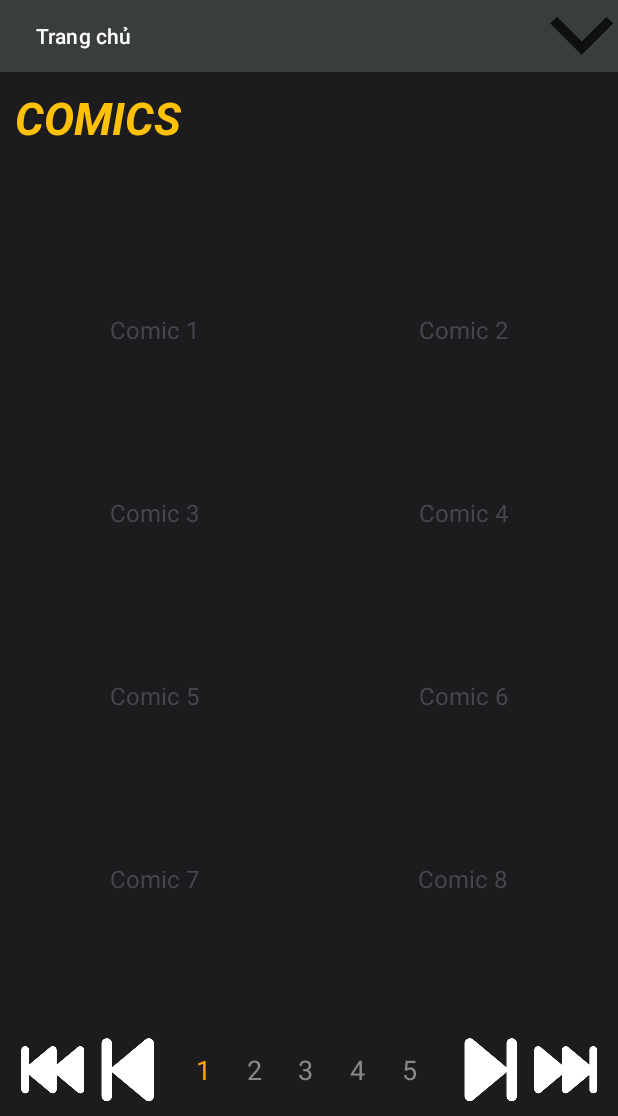
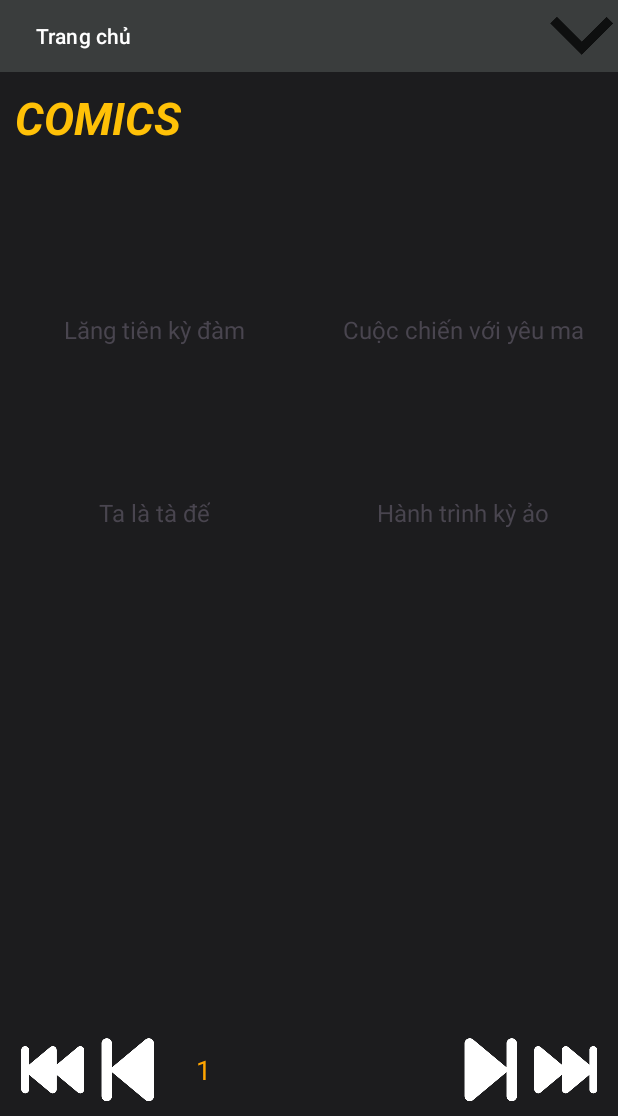
Before and after one commit to Toilahvu/DALTUD2, an Android app: the screen it shows after launch (MainActivity), on a phone screen of 412 x 824 dp, the part 120-1236 px from its top. Run offline under Robolectric (Android 15) with nearby library versions, the phone set to English and light mode, and no system bars.

Commit message:
adjust database and Method
chỉnh sửa database rồi sửa lại phương thức kêu gọi database của các view

```diff
--- a/app/src/main/AndroidManifest.xml
+++ b/app/src/main/AndroidManifest.xml
@@ -13,8 +13,11 @@
         android:theme="@style/Theme.DALTUD2"
         tools:targetApi="31">
         <activity
+            android:name=".View.searchComics"
+            android:exported="false" />
+        <activity
             android:name=".View.searchByRank"
-            android:exported="false"/>
+            android:exported="false" />
         <activity
             android:name=".View.searchComicsByTag"
             android:exported="false" />
--- a/app/src/main/java/com/example/daltud2/Control/ComicAdapter.java
+++ b/app/src/main/java/com/example/daltud2/Control/ComicAdapter.java
@@ -10,6 +10,7 @@ import androidx.annotation.NonNull;
 import androidx.recyclerview.widget.RecyclerView;
 
 import com.example.daltud2.Model.Comic;
+import com.example.daltud2.Model.Truyen;
 import com.example.daltud2.R;
 
 import java.util.List;
@@ -26,9 +27,9 @@ public class ComicAdapter extends RecyclerView.Adapter<ComicAdapter.ComicViewHol
             comicImage = itemView.findViewById(R.id.comicImage);
         }
     }
-    private List<Comic> comicList;
+    private List<Truyen> comicList;
 
-    public ComicAdapter(List<Comic> comicList) {
+    public ComicAdapter(List<Truyen> comicList) {
         this.comicList = comicList;
     }
 
@@ -42,15 +43,15 @@ public class ComicAdapter extends RecyclerView.Adapter<ComicAdapter.ComicViewHol
 
     @Override
     public void onBindViewHolder(@NonNull ComicAdapter.ComicViewHolder holder, int position) {
-        Comic comic = comicList.get(position);
-        holder.comicTitle.setText(comic.title);
+        Truyen comic = comicList.get(position);
+        holder.comicTitle.setText(comic.getTenTruyen());
     }
 
     @Override
     public int getItemCount() {
         return comicList.size();
     }
-    public void updateData(List<Comic> newComicList) {
+    public void updateData(List<Truyen> newComicList) {
         this.comicList = newComicList;
         notifyDataSetChanged(); // Báo cho RecyclerView biết dữ liệu đã thay đổi
     }
--- a/app/src/main/java/com/example/daltud2/Control/DataBaseSQLLite.java
+++ b/app/src/main/java/com/example/daltud2/Control/DataBaseSQLLite.java
@@ -16,7 +16,7 @@ import java.io.File;
 
 public class DataBaseSQLLite extends SQLiteOpenHelper {
     private static final String DATABASE_NAME = "webDocTruyen";
-    private static final int DATABASE_VERSION = 1;
+    private static final int DATABASE_VERSION = 2;
 
     // Constructor có tham số tên cơ sở dữ liệu
     public DataBaseSQLLite(Context context, String name, SQLiteDatabase.CursorFactory factory, int version) {
@@ -55,6 +55,8 @@ public class DataBaseSQLLite extends SQLiteOpenHelper {
                 "idTruyen VARCHAR(50) PRIMARY KEY," +
                 "tenTruyen VARCHAR(255) NOT NULL," +
                 "tenTacGia VARCHAR(255)," +
+                "luotXem INT,"+
+                "luotTheoDoi,"+
                 "ngayPhatHanh DATE," +
                 "moTaTruyen TEXT," +
                 "urlAnhBia VARCHAR(255)" +
@@ -114,7 +116,7 @@ public class DataBaseSQLLite extends SQLiteOpenHelper {
                 "idUser VARCHAR(50)," +
                 "idTruyen VARCHAR(50)," +
                 "ngayBatDau DATE," +
-                "trangThaiTheoDoi TINYINT," +  // 1: đang theo dõi, 0: đã hủy theo dõi
+                "trangThaiTheoDoi TINYINT," +  // 1: đang theo dõi, 0: không theo dõi
                 "PRIMARY KEY (idUser, idTruyen)," +
                 "FOREIGN KEY (idUser) REFERENCES nguoi_dung(idUser)," +
                 "FOREIGN KEY (idTruyen) REFERENCES truyen(idTruyen)" +
@@ -173,20 +175,27 @@ public class DataBaseSQLLite extends SQLiteOpenHelper {
 
             // Chèn dữ liệu vào bảng truyen
             if (BangTrongko(db, "truyen")) {
-                String insertTruyen = "INSERT INTO truyen (idTruyen, tenTruyen, tenTacGia, ngayPhatHanh, moTaTruyen, urlAnhBia) VALUES " +
-                        "('truyen01', 'Ta là tà đế', 'Đang cập nhật', '2019-11-13', 'Truyện tranh Ta Là Tà Đế được cập nhật nhanh và đầy đủ nhất tại TruyenQQ. Bạn đọc đừng quên để lại bình luận và chia sẻ, ủng hộ TruyenQQ ra các chương mới nhất của truyện Ta Là Tà Đế.', '/data/data/com.example.daltud2/files/images/comics/Ta_La_Ta_De/ta-la-ta-de.jpg'), " +
-                        "('truyen02', 'Lăng tiên kỳ đàm', 'Đang cập nhật', '2021-05-09', 'Nhân vật chính xuyên qua thành một con hổ, sống cuộc sống yên bình êm ả của một sơn quân, chủ nhân của ngọn núi Baek. Bỗng một ngày xuất hiểu tiểu cô nương nhận sơn quân là tướng công, những chuyện rắc rối và ký lạ cũng từ đó bắt đầu....', '/data/data/com.example.daltud2/files/images/comics/Ta_La_Ta_De/ta-la-ta-de.jpg')";
+                String insertTruyen = "INSERT INTO truyen (idTruyen, tenTruyen, tenTacGia, luotXem, luotTheoDoi, ngayPhatHanh, moTaTruyen, urlAnhBia) VALUES " +
+                        "('truyen01', 'Ta là tà đế', 'Nguyễn Văn A', 500, 100, '2019-11-13', 'Truyện huyền huyễn về hành trình của nhân vật chính.', '/data/data/com.example.daltud2/files/images/comics/Ta_La_Ta_De/ta-la-ta-de.jpg'), " +
+                        "('truyen02', 'Lăng tiên kỳ đàm', 'Lê Thị B', 300, 50, '2021-05-09', 'Một câu chuyện phiêu lưu thú vị.', '/data/data/com.example.daltud2/files/images/comics/Ta_La_Ta_De/ta-la-ta-de.jpg'), " +
+                        "('truyen03', 'Cuộc chiến với yêu ma', 'Trần Văn C', 800, 200, '2020-08-21', 'Một câu chuyện về chiến đấu với yêu ma.', '/data/data/com.example.daltud2/files/images/comics/Ta_La_Ta_De/ta-la-ta-de.jpg'), " +
+                        "('truyen04', 'Hành trình kỳ ảo', 'Phạm Thị D', 1000, 300, '2018-01-10', 'Hành trình khám phá thế giới mới đầy kỳ diệu.', '/data/data/com.example.daltud2/files/images/comics/Ta_La_Ta_De/ta-la-ta-de.jpg');";
                 db.execSQL(insertTruyen);
             }
 
             // Chèn dữ liệu vào bảng chuong_truyen
             if (BangTrongko(db, "chuong_truyen")) {
                 String insertChuongTruyen = "INSERT INTO chuong_truyen (idChapter, idTruyen, chuongSo, ngayPhatHanh) VALUES " +
-                        "('Ta_La_Ta_De_Chap_0', 'truyen01', 1, '2019-11-13'), " +
-                        "('Lang_Tien_Ki_Dam_Chap_1', 'truyen02', 1, '2021-05-09')";
+                        "('truyen01_chap01', 'truyen01', 1, '2019-11-14'), " +
+                        "('truyen01_chap02', 'truyen01', 2, '2019-11-15'), " +
+                        "('truyen02_chap01', 'truyen02', 1, '2021-05-10'), " +
+                        "('truyen02_chap02', 'truyen02', 2, '2021-05-11'), " +
+                        "('truyen03_chap01', 'truyen03', 1, '2020-08-22'), " +
+                        "('truyen03_chap02', 'truyen03', 2, '2020-08-23'), " +
+                        "('truyen04_chap01', 'truyen04', 1, '2018-01-11'), " +
+                        "('truyen04_chap02', 'truyen04', 2, '2018-01-12');";
                 db.execSQL(insertChuongTruyen);
             }
-
             // Chèn dữ liệu vào bảng anh_chuong
             insertImagesIntoDB(this, db); // Gọi hàm chèn ảnh
 
@@ -277,14 +286,14 @@ public class DataBaseSQLLite extends SQLiteOpenHelper {
             // Chèn dữ liệu vào bảng truyen_address
             if (BangTrongko(db, "truyen_address")) {
                 String insertTruyenAddress = "INSERT INTO truyen_address (idTruyen, tenTag) VALUES " +
-                        "('truyen01', 'Supernatural'), " +
-                        "('truyen01', 'Manhua'), " +
-                        "('truyen01', 'Xuyên Không'), " +
-                        "('truyen01', 'Truyện Màu'), " +
+                        "('truyen01', 'Action'), " +
+                        "('truyen01', 'Fantasy'), " +
                         "('truyen02', 'Adventure'), " +
-                        "('truyen02', 'Action'), " +
-                        "('truyen02', 'Truyện Màu'), " +
-                        "('truyen02', 'Manhua')";
+                        "('truyen02', 'Comedy'), " +
+                        "('truyen03', 'Horror'), " +
+                        "('truyen03', 'Demons'), " +
+                        "('truyen04', 'Isekai'), " +
+                        "('truyen04', 'Magic');";
                 db.execSQL(insertTruyenAddress);
             }
 
@@ -351,6 +360,21 @@ public class DataBaseSQLLite extends SQLiteOpenHelper {
         String query = "SELECT * FROM truyen";
         return db.rawQuery(query, null);
     }
+
+    //Select truyện có từ khoá giống
+    public Cursor searchComics(SQLiteDatabase db, String tv_comicSearch) {
+        String query = "SELECT * FROM truyen WHERE tenTruyen LIKE '%" + tv_comicSearch + "%' OR tenTacGia LIKE '%" + tv_comicSearch + "%'";
+        return db.rawQuery(query, null);
+    }
+
+    public Cursor searchComicsByTag(SQLiteDatabase db, String tv_Tag) {
+        String query = "SELECT t.* " +
+                "FROM truyen t " +
+                "INNER JOIN truyen_address ta ON t.idTruyen = ta.idTruyen " +
+                "WHERE ta.tenTag LIKE '%" + tv_Tag + "%' ";
+        return db.rawQuery(query, null);
+    }
+
 
     // select tài khoản
     public NguoiDung kiemTraTaiKhoanMatKhau(SQLiteDatabase db, String emaill, String password) {
--- a/app/src/main/java/com/example/daltud2/Control/HeaderView.java
+++ b/app/src/main/java/com/example/daltud2/Control/HeaderView.java
@@ -4,6 +4,7 @@ import android.animation.ObjectAnimator;
 import android.content.Context;
 import android.content.Intent;
 import android.graphics.Color;
+import android.text.TextUtils;
 import android.util.AttributeSet;
 import android.view.LayoutInflater;
 import android.view.View;
@@ -14,6 +15,7 @@ import android.widget.EditText;
 import android.widget.ImageButton;
 import android.widget.LinearLayout;
 import android.widget.TextView;
+import android.widget.Toast;
 
 import androidx.appcompat.widget.PopupMenu;
 import androidx.recyclerview.widget.RecyclerView;
@@ -23,13 +25,14 @@ import com.example.daltud2.R;
 import com.example.daltud2.RegisterActivity;
 import com.example.daltud2.View.MainActivity;
 import com.example.daltud2.View.searchByRank;
+import com.example.daltud2.View.searchComics;
 import com.example.daltud2.View.searchComicsByTag;
 
 public class HeaderView extends LinearLayout {
 
     private LinearLayout header,searchBar;
     private ImageButton btnChange, logoQQ, searchButton;
-    private Button btnDK, btnDN, searchComics;
+    private Button btnDK, btnDN, searchComic;
     private EditText searchInput;
     private HeaderListener listener;
     private boolean isNotWhite = true;
@@ -48,6 +51,7 @@ public class HeaderView extends LinearLayout {
         LayoutInflater.from(context).inflate(R.layout.header, this, true);
 
         btnChange = (ImageButton) findViewById(R.id.btnChange);
+        searchBar = (LinearLayout) findViewById(R.id.search_bar);
         logoQQ = (ImageButton) findViewById(R.id.logoQQ);
         btnPopup = (ImageButton) findViewById(R.id.btnPopup);
         buttonHome = (Button) findViewById(R.id.buttonHome);
@@ -55,7 +59,7 @@ public class HeaderView extends LinearLayout {
         btnDK = (Button) findViewById(R.id.btnDK);
         btnDN = (Button) findViewById(R.id.btnDN);
         searchInput = (EditText) findViewById(R.id.search_input);
-        searchComics = (Button)  findViewById(R.id.search_Comics);
+        searchComic = (Button)  findViewById(R.id.search_Comics);
         header = (LinearLayout) findViewById(R.id.header);
 
 
@@ -90,9 +94,18 @@ public class HeaderView extends LinearLayout {
             }
         });
 
-        searchComics.setOnClickListener(new OnClickListener() {
+        searchComic.setOnClickListener(new OnClickListener() {
             @Override
             public void onClick(View v) {
+                String searchText = searchInput.getText().toString();
+                if (TextUtils.isEmpty(searchText)) {
+                    Toast.makeText(getContext(), "Vui lòng nhập nội dung tìm kiếm", Toast.LENGTH_SHORT).show();
+                } else {
+                    Intent Comic = new Intent(getContext(), searchComics.class);
+                    Comic.putExtra("comicSearch", searchText);
+                    getContext().startActivity(Comic);
+                }
+
                 if (listener != null) {
                     listener.onSearchComicsClicked(searchInput.getText().toString());
                 }
@@ -108,7 +121,6 @@ public class HeaderView extends LinearLayout {
                 btnChange.setBackground(null);
                 searchButton.setBackground(null);
                 logoQQ.setImageResource(R.mipmap.logoday);
-
 
             } else {
                 //setBackgroundColor(Color.BLACK);
--- a/app/src/main/java/com/example/daltud2/Control/bodyView.java
+++ b/app/src/main/java/com/example/daltud2/Control/bodyView.java
@@ -14,6 +14,7 @@ import androidx.recyclerview.widget.GridLayoutManager;
 import androidx.recyclerview.widget.RecyclerView;
 
 import com.example.daltud2.Model.Comic;
+import com.example.daltud2.Model.Truyen;
 import com.example.daltud2.R;
 
 import java.util.ArrayList;
@@ -26,7 +27,7 @@ public class bodyView extends LinearLayout {
     private LinearLayout pageNumbersLayout;
     private RecyclerView ListComic;
     private int currentPage = 1;
-    private List<List<Comic>> pageDataList = new ArrayList<>();  // Initialize with empty list
+    private List<List<Truyen>> pageDataList = new ArrayList<>();  // Initialize with empty list
     private int maxPages;
     private ComicAdapter adapter;
     private dataProvide provider;
@@ -37,7 +38,7 @@ public class bodyView extends LinearLayout {
     }
 
     public interface dataProvide {
-        List<List<Comic>> getPageDataList();
+        List<List<Truyen>> getPageDataList();
     }
 
     public void setDataProvider(dataProvide provider) {
--- a/app/src/main/java/com/example/daltud2/Model/Address.java
+++ b/app/src/main/java/com/example/daltud2/Model/Address.java
@@ -25,4 +25,9 @@ public class Address {
     public void setMoTaTag(String moTaTag) {
         this.moTaTag = moTaTag;
     }
+
+    @Override
+    public String toString() {
+        return tenTag;
+    }
 }
--- a/app/src/main/java/com/example/daltud2/Model/Truyen.java
+++ b/app/src/main/java/com/example/daltud2/Model/Truyen.java
@@ -4,23 +4,33 @@ public class Truyen {
     private String idTruyen;
     private String tenTruyen;
     private String tenTacGia;
+    private int soLuotXem;
+    private int soLuotTheoDoi;
     private String ngayPhatHanh;
     private String moTaTruyen;
     private String urlAnhBia;
 
-    public Truyen(String idTruyen, String tenTruyen, String tenTacGia, String ngayPhatHanh, String moTaTruyen, String urlAnhBia) {
+
+    public Truyen(String idTruyen, String tenTruyen, String tenTacGia,int soLuotXem,int soLuotTheoDoi , String ngayPhatHanh, String moTaTruyen, String urlAnhBia) {
         this.idTruyen = idTruyen;
         this.tenTruyen = tenTruyen;
         this.tenTacGia = tenTacGia;
         this.ngayPhatHanh = ngayPhatHanh;
         this.moTaTruyen = moTaTruyen;
         this.urlAnhBia = urlAnhBia;
+        this.soLuotXem = soLuotXem;
+        this.soLuotTheoDoi = soLuotTheoDoi;
     }
+
+    //này cho truyện mới cứng add vào từ admin.
+    public Truyen(String idTruyen, String tenTruyen, String tenTacGia, String ngayPhatHanh, String moTaTruyen, String urlAnhBia) {
+        this(idTruyen, tenTruyen, tenTacGia, 0, 0, ngayPhatHanh, moTaTruyen, urlAnhBia);
+    }
+
 
     public Truyen(String tenTruyen) {
         this.tenTruyen = tenTruyen;
     }
-
     // Getter và Setter
     public String getIdTruyen() {
         return idTruyen;
@@ -44,6 +54,22 @@ public class Truyen {
 
     public void setTenTacGia(String tenTacGia) {
         this.tenTacGia = tenTacGia;
+    }
+
+    public int getSoLuotXem() {
+        return soLuotXem;
+    }
+
+    public void setSoLuotXem(int soLuotXem) {
+        this.soLuotXem = soLuotXem;
+    }
+
+    public int getSoLuotTheoDoi() {
+        return soLuotTheoDoi;
+    }
+
+    public void setSoLuotTheoDoi(int soLuotTheoDoi) {
+        this.soLuotTheoDoi = soLuotTheoDoi;
     }
 
     public String getNgayPhatHanh() {
--- a/app/src/main/java/com/example/daltud2/View/MainActivity.java
+++ b/app/src/main/java/com/example/daltud2/View/MainActivity.java
@@ -41,6 +41,7 @@ import com.example.daltud2.RegisterActivity;
 import android.animation.ObjectAnimator;
 
 import java.util.ArrayList;
+import java.util.HashMap;
 import java.util.List;
 
 public class MainActivity extends AppCompatActivity {
@@ -50,7 +51,8 @@ public class MainActivity extends AppCompatActivity {
     private ComicAdapter adapter;
     private HeaderView headerView;
     private bodyView bodyViewInstance;
-    private final List<List<Comic>> pageDataList = new ArrayList<>();
+    private final List<List<Truyen>> pageDataList = new ArrayList<>();
+    private List<Truyen> truyenList = new ArrayList<>();
     private DataBaseSQLLite dataBaseSQLLite;
 
     private TextView previousPageNumber, tv4;
@@ -63,8 +65,6 @@ public class MainActivity extends AppCompatActivity {
     @Override
     protected void onCreate(Bundle savedInstanceState) {
         super.onCreate(savedInstanceState);
-
-
         EdgeToEdge.enable(this);
         setContentView(R.layout.activity_main);
         ViewCompat.setOnApplyWindowInsetsListener(findViewById(R.id.main), (v, insets) -> {
@@ -78,10 +78,8 @@ public class MainActivity extends AppCompatActivity {
         dataBaseSQLLite = new DataBaseSQLLite(this);
         //endregion
 
-        //region Database Initialization
-        getAllruyen();
-        createSampleData(200);
-        //endregion
+
+        createSampleData(20);
 
         headerView.setHeaderListener(new HeaderView.HeaderListener() {
              @Override
@@ -121,7 +119,7 @@ public class MainActivity extends AppCompatActivity {
 
         bodyViewInstance.setDataProvider(new bodyView.dataProvide() {
             @Override
-            public List<List<Comic>> getPageDataList() {
+            public List<List<Truyen>> getPageDataList() {
                 return pageDataList;
             }
         });
@@ -143,41 +141,44 @@ public class MainActivity extends AppCompatActivity {
     //endregion
 
     //region Database
-
-    /**
-     * Huy Nhắn Chinh,
-     *getAllTruyen  = createSampleData(int numItems)
-     *giờ làm sao để getAllTruyen nó return  cái pageDataList  hàm là được,
-     *sau này khi click vào thì intent tất cả dữ liệu sang trang đọc truyện thôi
-     */
-
     private void getAllruyen() {
         if (dataBaseSQLLite == null) {
             dataBaseSQLLite = new DataBaseSQLLite(this, null, null, 1);
         }
         Cursor cursor = dataBaseSQLLite.getAllTruyen(dataBaseSQLLite.getReadableDatabase());
         if (cursor != null) {
-            List<Truyen> truyenList = new ArrayList<>();
+            truyenList.clear();
             while (cursor.moveToNext()) {
+                @SuppressLint("Range") String idTruyen = cursor.getString(cursor.getColumnIndex("idTruyen"));
                 @SuppressLint("Range") String tenTruyen = cursor.getString(cursor.getColumnIndex("tenTruyen"));
-                truyenList.add(new Truyen(tenTruyen));
-                Log.d("Ten truyen", "Name: " + tenTruyen);
+                @SuppressLint("Range") String tenTacGia = cursor.getString(cursor.getColumnIndex("tenTacGia"));
+                @SuppressLint("Range") int luotXem = cursor.getInt(cursor.getColumnIndex("luotXem"));
+                @SuppressLint("Range") int luotTheoDoi = cursor.getInt(cursor.getColumnIndex("luotTheoDoi"));
+                @SuppressLint("Range") String ngayPhatHanh = cursor.getString(cursor.getColumnIndex("ngayPhatHanh"));
+                @SuppressLint("Range") String moTaTruyen = cursor.getString(cursor.getColumnIndex("moTaTruyen"));
+                @SuppressLint("Range") String urlAnhBia = cursor.getString(cursor.getColumnIndex("urlAnhBia"));
+
+                truyenList.add(new Truyen(idTruyen, tenTruyen, tenTacGia, luotXem, luotTheoDoi, ngayPhatHanh, moTaTruyen, urlAnhBia));
             }
             cursor.close();
             Log.d("Truyen Count", "Total Truyen: " + truyenList.size());
         }
     }
+
+    private void sortTimeComics() {
+        truyenList.sort((truyen1, truyen2) -> truyen2.getNgayPhatHanh().compareTo(truyen1.getNgayPhatHanh()));
+        Log.d("SortTimeComics", "Danh sách đã được sắp xếp theo thời gian.");
+    }
+
     private void createSampleData(int numItems) {
-        List<Comic> fullDataList = new ArrayList<>();
-        for (int i = 1; i <= numItems; i++) {
-            fullDataList.add(new Comic("Comic " + i, 0));
-        }
+        getAllruyen();
+        sortTimeComics();
         pageDataList.clear();
         int startIndex = 0;
-        while (startIndex < fullDataList.size()) {
+        while (startIndex < truyenList.size()) {
             int pageSize = 20;
-            int endIndex = Math.min(startIndex + pageSize, fullDataList.size());
-            pageDataList.add(new ArrayList<>(fullDataList.subList(startIndex, endIndex)));
+            int endIndex = Math.min(startIndex + pageSize, truyenList.size());
+            pageDataList.add(new ArrayList<>(truyenList.subList(startIndex, endIndex)));
             startIndex += pageSize;
         }
     }
```
Also changed, not shown: app/src/main/java/com/example/daltud2/View/searchByRank.java (+8 -3 lines), app/src/main/java/com/example/daltud2/View/searchComics.java (added, +176 -0 lines), app/src/main/java/com/example/daltud2/View/searchComicsByTag.java (+68 -11 lines), app/src/main/res/layout/activity_search_comics.xml (added, +33 -0 lines).
